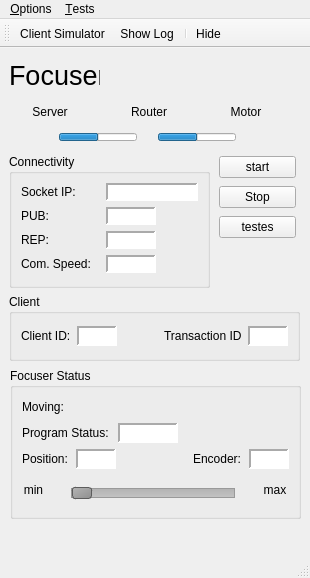
Above: assets/ui/main.ui from dev-LNA/HostFocuser160 before the change. Below: the same form after it.
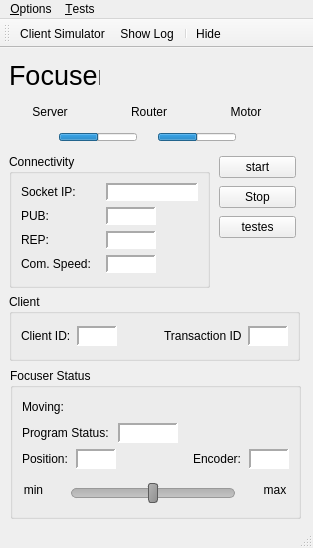
That is the form after the change. Icons and pictures are not drawn.

The edit to the form file:
```diff
--- a/assets/ui/main.ui
+++ b/assets/ui/main.ui
@@ -6,8 +6,8 @@
    <rect>
     <x>0</x>
     <y>0</y>
-    <width>310</width>
-    <height>578</height>
+    <width>313</width>
+    <height>548</height>
    </rect>
   </property>
   <property name="windowTitle">
@@ -2898,7 +2898,7 @@
          </property>
          <property name="styleSheet">
           <string notr="true">QSlider::groove:horizontal {
-    border: 1px solid #999999;
+  border-radius:5px;   border: 1px solid #999999;
     height: 8px; /* the groove expands to the size of the slider by default. by giving it a height, it has a fixed size */
     background: qlineargradient(x1:0, y1:0, x2:0, y2:1, stop:0 #B1B1B1, stop:1 #c4c4c4);
     margin: 2px 0;
@@ -2907,8 +2907,8 @@
 QSlider::handle:horizontal {
     background: qlineargradient(x1:0, y1:0, x2:1, y2:1, stop:0 #b4b4b4, stop:1 #8f8f8f);
     border: 1px solid #5c5c5c;
-    width: 18px;
-    margin: -2px 0; /* handle is placed by default on the contents rect of the groove. Expand outside the groove */
+    width: 8px;
+    margin: -6px 0; /* handle is placed by default on the contents rect of the groove. Expand outside the groove */
     border-radius: 3px;
 }</string>
          </property>
@@ -2919,10 +2919,13 @@
           <number>1</number>
          </property>
          <property name="pageStep">
-          <number>2</number>
+          <number>1</number>
+         </property>
+         <property name="value">
+          <number>50</number>
          </property>
          <property name="sliderPosition">
-          <number>0</number>
+          <number>50</number>
          </property>
          <property name="orientation">
           <enum>Qt::Orientation::Horizontal</enum>
@@ -3016,7 +3019,7 @@
     <rect>
      <x>0</x>
      <y>0</y>
-     <width>310</width>
+     <width>313</width>
      <height>22</height>
     </rect>
    </property>
```
Left out of the diff: 2 changed lines with no effect on the pictures.
